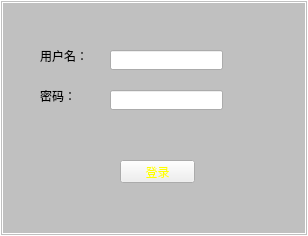
This is ColorDetect/ColorDetect/LogDlg.ui in seafrog1984/ColorDetect as Qt 5 draws it before an edit. The edited form follows.
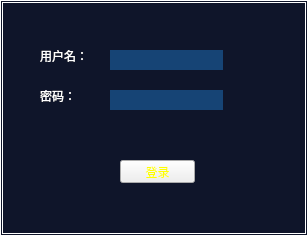
This is the edited form. Icons and pictures are not drawn.

```diff
--- a/ColorDetect/ColorDetect/LogDlg.ui
+++ b/ColorDetect/ColorDetect/LogDlg.ui
@@ -15,11 +15,21 @@
   </property>
   <property name="styleSheet">
    <string notr="true">QWidget#LogDlg{
-background-color: rgb(192, 192, 192);
+background-color: rgb(15, 21, 42);
 border-width:3px;
 border-style: double;
 border-color:rgb(255,255,255);
+color:white;
 }
+QLabel{
+color:white;
+}
+QLineEdit{
+background-color:  rgb(22,68, 117);
+color:white;
+border:0px
+}
+
 QPushButton{
 background-image: url(:/ColorDetect/Bg);
 color:yellow;
```
